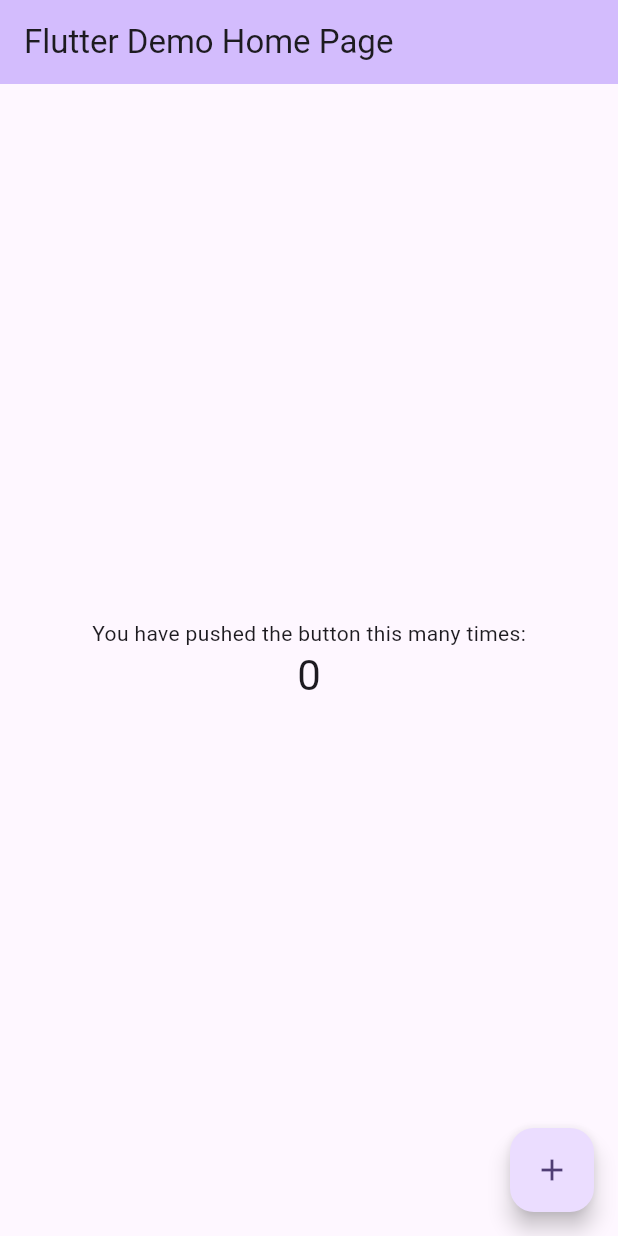
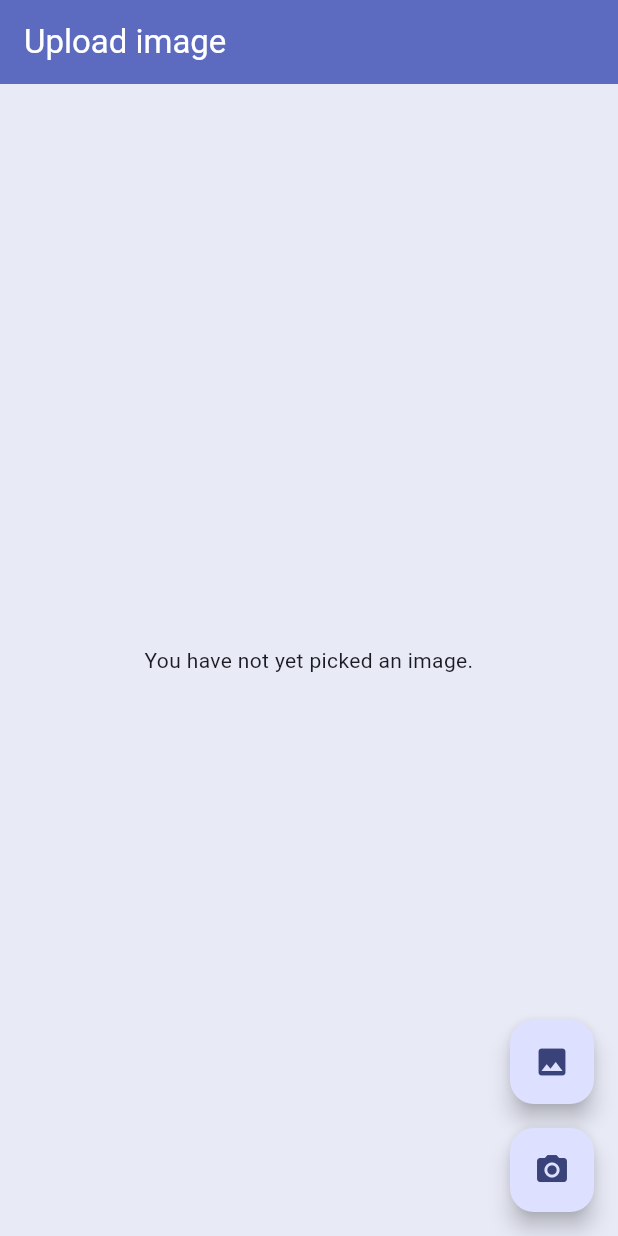
Before and after one commit to awesomeosep/refrigerator, a Flutter app: the screen it shows after launch, on a phone screen of 412 x 824 dp. Run offline on Flutter 3.47's test engine with Material 3 defaults, Android fonts, the phone set to English and light mode, and no system bars; our stand-ins replace image_picker.

Commit message:
uploading/taking images and grid options popup

```diff
--- /dev/null
+++ b/lib/home.dart
@@ -0,0 +1,249 @@
+import 'dart:async';
+import 'dart:io';
+
+import 'package:flutter/foundation.dart';
+import 'package:flutter/material.dart';
+import 'package:image_picker/image_picker.dart';
+
+class HomePage extends StatefulWidget {
+  const HomePage({super.key});
+
+  @override
+  State<HomePage> createState() => _HomePageState();
+}
+
+class _HomePageState extends State<HomePage> {
+  List<XFile>? _mediaFileList;
+
+  void _setImageFileListFromFile(XFile? value) {
+    _mediaFileList = value == null ? null : <XFile>[value];
+  }
+
+  dynamic _pickImageError;
+
+  String? _retrieveDataError;
+
+  // bool addGridLinesPopupShowing = false;
+
+  final ImagePicker _picker = ImagePicker();
+
+  final TextEditingController gridRowsController = TextEditingController();
+  final TextEditingController gridColumnsController = TextEditingController();
+
+
+  // void addGridLines () {
+
+  // }
+
+  Future<void> showGridLinesPopup() async {
+    return showDialog<void>(
+      context: context,
+      barrierDismissible: false, // user must tap button!
+      builder: (BuildContext context) {
+        return AlertDialog(
+          title: const Text('Grid Lines'),
+          content: SingleChildScrollView(
+            child: ListBody(
+              children: <Widget>[
+                const Text('Add grid lines to the image'),
+                const SizedBox(height: 16.0),
+                Expanded(
+                  child: Wrap(spacing: 8.0, runSpacing: 8.0, direction: Axis.horizontal, children: [
+                    TextField(
+                      controller: gridRowsController,
+                      keyboardType: TextInputType.number,
+                      decoration: const InputDecoration(
+                        border: OutlineInputBorder(),
+                        hintText: '# Rows',
+                      ),
+                    ),
+                    TextField(
+                      controller: gridColumnsController,
+                      keyboardType: TextInputType.number,
+                      decoration: const InputDecoration(
+                        border: OutlineInputBorder(),
+                        hintText: '# Columns',
+                      ),
+                    ),
+                  ]),
+                )
+              ],
+            ),
+          ),
+          actions: <Widget>[
+            TextButton(
+              child: const Text('Update grid lines'),
+              onPressed: () {
+                Navigator.of(context).pop();
+              },
+            ),
+          ],
+        );
+      },
+    );
+  }
+
+  Future<void> _onImageButtonPressed(
+    ImageSource source, {
+    required BuildContext context,
+  }) async {
+    if (context.mounted) {
+      try {
+        final XFile? pickedFile = await _picker.pickImage(
+          source: source,
+        );
+        setState(() {
+          _setImageFileListFromFile(pickedFile);
+        });
+      } catch (e) {
+        setState(() {
+          _pickImageError = e;
+        });
+      }
+    }
+  }
+
+  Widget _previewImages() {
+    final Text? retrieveError = _getRetrieveErrorWidget();
+    if (retrieveError != null) {
+      return retrieveError;
+    }
+    if (_mediaFileList != null) {
+      return ListView.builder(
+        key: UniqueKey(),
+        itemBuilder: (BuildContext context, int index) {
+          return InteractiveViewer(
+              boundaryMargin: const EdgeInsets.all(20.0), // Margin around the content
+              minScale: 0.5, // Minimum scale (zoom out)
+              maxScale: 4.0, //
+              child: kIsWeb
+                  ? Image.network(_mediaFileList![index].path)
+                  : Image.file(
+                      File(_mediaFileList![index].path),
+                      errorBuilder: (BuildContext context, Object error, StackTrace? stackTrace) {
+                        return const Center(child: Text('This image type is not supported'));
+                      },
+                    ));
+        },
+        itemCount: _mediaFileList!.length,
+      );
+    } else if (_pickImageError != null) {
+      return Text(
+        'Pick image error: $_pickImageError',
+        textAlign: TextAlign.center,
+      );
+    } else {
+      return const Text(
+        'You have not yet picked an image.',
+        textAlign: TextAlign.center,
+      );
+    }
+  }
+
+  Future<void> retrieveLostData() async {
+    final LostDataResponse response = await _picker.retrieveLostData();
+    if (response.isEmpty) {
+      return;
+    }
+    if (response.file != null) {
+      setState(() {
+        if (response.files == null) {
+          _setImageFileListFromFile(response.file);
+        } else {
+          _mediaFileList = response.files;
+        }
+      });
+    } else {
+      _retrieveDataError = response.exception!.code;
+    }
+  }
+
+  @override
+  Widget build(BuildContext context) {
+    return Scaffold(
+      appBar: AppBar(
+        backgroundColor: Colors.indigo[400],
+        title: const Text("Upload image", style: TextStyle(color: Colors.white)),
+      ),
+      body: Center(
+        child: !kIsWeb && defaultTargetPlatform == TargetPlatform.android
+            ? FutureBuilder<void>(
+                future: retrieveLostData(),
+                builder: (BuildContext context, AsyncSnapshot<void> snapshot) {
+                  switch (snapshot.connectionState) {
+                    case ConnectionState.none:
+                    case ConnectionState.waiting:
+                      return const Text(
+                        'You have not yet picked an image.',
+                        textAlign: TextAlign.center,
+                      );
+                    case ConnectionState.done:
+                      return _previewImages();
+                    case ConnectionState.active:
+                      if (snapshot.hasError) {
+                        return Text(
+                          'Pick image/video error: ${snapshot.error}}',
+                          textAlign: TextAlign.center,
+                        );
+                      } else {
+                        return const Text(
+                          'You have not yet picked an image.',
+                          textAlign: TextAlign.center,
+                        );
+                      }
+                  }
+                },
+              )
+            : _previewImages(),
+      ),
+      floatingActionButton: Column(
+        mainAxisAlignment: MainAxisAlignment.end,
+        children: <Widget>[
+          if (_mediaFileList != null)
+            Padding(
+              padding: const EdgeInsets.only(bottom: 16.0),
+              child: FloatingActionButton(
+                onPressed: () {
+                  setState(() {
+                    showGridLinesPopup();
+                  });
+                },
+                heroTag: 'grid0',
+                tooltip: 'Add Grid Lines',
+                child: const Icon(Icons.grid_3x3),
+              ),
+            ),
+          FloatingActionButton(
+            onPressed: () {
+              _onImageButtonPressed(ImageSource.gallery, context: context);
+            },
+            heroTag: 'image0',
+            tooltip: 'Pick Image from gallery',
+            child: const Icon(Icons.photo),
+          ),
+          if (_picker.supportsImageSource(ImageSource.camera))
+            Padding(
+              padding: const EdgeInsets.only(top: 16.0),
+              child: FloatingActionButton(
+                onPressed: () {
+                  _onImageButtonPressed(ImageSource.camera, context: context);
+                },
+                heroTag: 'image2',
+                tooltip: 'Take a Photo',
+                child: const Icon(Icons.camera_alt),
+              ),
+            ),
+        ],
+      ),
+    );
+  }
+
+  Text? _getRetrieveErrorWidget() {
+    if (_retrieveDataError != null) {
+      final Text result = Text(_retrieveDataError!);
+      _retrieveDataError = null;
+      return result;
+    }
+    return null;
+  }
+}
--- a/lib/main.dart
+++ b/lib/main.dart
@@ -1,3 +1,4 @@
+import 'package:drawing_app/home.dart';
 import 'package:flutter/material.dart';
 
 void main() {
@@ -7,119 +8,15 @@
 class MyApp extends StatelessWidget {
   const MyApp({super.key});
 
-  // This widget is the root of your application.
   @override
   Widget build(BuildContext context) {
     return MaterialApp(
-      title: 'Flutter Demo',
       theme: ThemeData(
-        // This is the theme of your application.
-        //
-        // TRY THIS: Try running your application with "flutter run". You'll see
-        // the application has a purple toolbar. Then, without quitting the app,
-        // try changing the seedColor in the colorScheme below to Colors.green
-        // and then invoke "hot reload" (save your changes or press the "hot
-        // reload" button in a Flutter-supported IDE, or press "r" if you used
-        // the command line to start the app).
-        //
-        // Notice that the counter didn't reset back to zero; the application
-        // state is not lost during the reload. To reset the state, use hot
-        // restart instead.
-        //
-        // This works for code too, not just values: Most code changes can be
-        // tested with just a hot reload.
-        colorScheme: ColorScheme.fromSeed(seedColor: Colors.deepPurple),
-        useMaterial3: true,
-      ),
-      home: const MyHomePage(title: 'Flutter Demo Home Page'),
+          colorScheme: ColorScheme.fromSeed(seedColor: Colors.indigo),
+          useMaterial3: true,
+          scaffoldBackgroundColor: Colors.indigo[50]),
+      title: 'Drawing App',
+      home: const HomePage(),
     );
   }
 }
-
-class MyHomePage extends StatefulWidget {
-  const MyHomePage({super.key, required this.title});
-
-  // This widget is the home page of your application. It is stateful, meaning
-  // that it has a State object (defined below) that contains fields that affect
-  // how it looks.
-
-  // This class is the configuration for the state. It holds the values (in this
-  // case the title) provided by the parent (in this case the App widget) and
-  // used by the build method of the State. Fields in a Widget subclass are
-  // always marked "final".
-
-  final String title;
-
-  @override
-  State<MyHomePage> createState() => _MyHomePageState();
-}
-
-class _MyHomePageState extends State<MyHomePage> {
-  int _counter = 0;
-
-  void _incrementCounter() {
-    setState(() {
-      // This call to setState tells the Flutter framework that something has
-      // changed in this State, which causes it to rerun the build method below
-      // so that the display can reflect the updated values. If we changed
-      // _counter without calling setState(), then the build method would not be
-      // called again, and so nothing would appear to happen.
-      _counter++;
-    });
-  }
-
-  @override
-  Widget build(BuildContext context) {
-    // This method is rerun every time setState is called, for instance as done
-    // by the _incrementCounter method above.
-    //
-    // The Flutter framework has been optimized to make rerunning build methods
-    // fast, so that you can just rebuild anything that needs updating rather
-    // than having to individually change instances of widgets.
-    return Scaffold(
-      appBar: AppBar(
-        // TRY THIS: Try changing the color here to a specific color (to
-        // Colors.amber, perhaps?) and trigger a hot reload to see the AppBar
-        // change color while the other colors stay the same.
-        backgroundColor: Theme.of(context).colorScheme.inversePrimary,
-        // Here we take the value from the MyHomePage object that was created by
-        // the App.build method, and use it to set our appbar title.
-        title: Text(widget.title),
-      ),
-      body: Center(
-        // Center is a layout widget. It takes a single child and positions it
-        // in the middle of the parent.
-        child: Column(
-          // Column is also a layout widget. It takes a list of children and
-          // arranges them vertically. By default, it sizes itself to fit its
-          // children horizontally, and tries to be as tall as its parent.
-          //
-          // Column has various properties to control how it sizes itself and
-          // how it positions its children. Here we use mainAxisAlignment to
-          // center the children vertically; the main axis here is the vertical
-          // axis because Columns are vertical (the cross axis would be
-          // horizontal).
-          //
-          // TRY THIS: Invoke "debug painting" (choose the "Toggle Debug Paint"
-          // action in the IDE, or press "p" in the console), to see the
-          // wireframe for each widget.
-          mainAxisAlignment: MainAxisAlignment.center,
-          children: <Widget>[
-            const Text(
-              'You have pushed the button this many times:',
-            ),
-            Text(
-              '$_counter',
-              style: Theme.of(context).textTheme.headlineMedium,
-            ),
-          ],
-        ),
-      ),
-      floatingActionButton: FloatingActionButton(
-        onPressed: _incrementCounter,
-        tooltip: 'Increment',
-        child: const Icon(Icons.add),
-      ), // This trailing comma makes auto-formatting nicer for build methods.
-    );
-  }
-}
--- a/pubspec.yaml
+++ b/pubspec.yaml
@@ -35,6 +35,7 @@ dependencies:
   # The following adds the Cupertino Icons font to your application.
   # Use with the CupertinoIcons class for iOS style icons.
   cupertino_icons: ^1.0.6
+  image_picker: ^1.1.2
 
 dev_dependencies:
   flutter_test:
```
Also changed, not shown: pubspec.lock, 6 other files.
